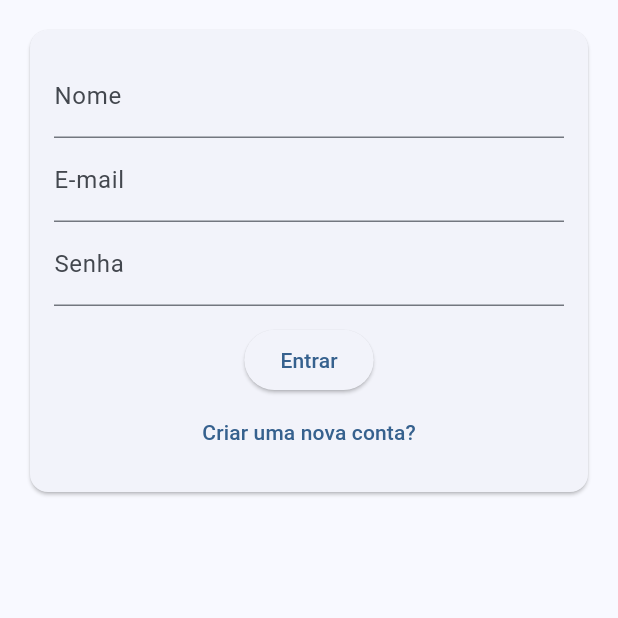
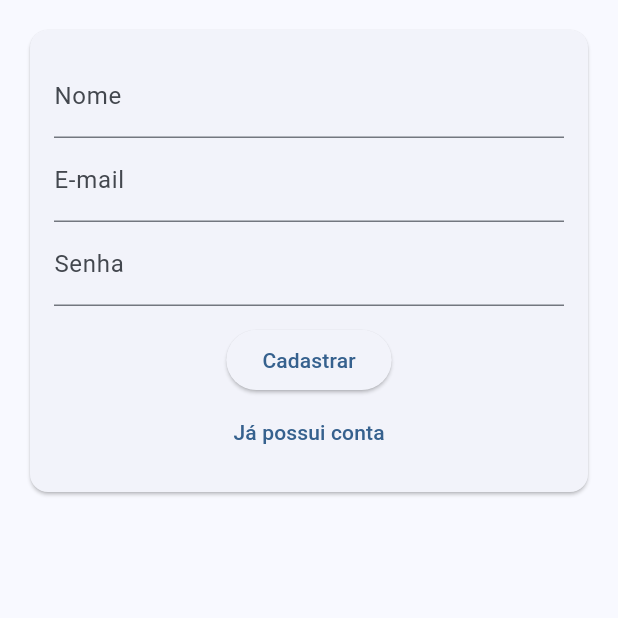
Before and after one commit to LucasFagundesWielewski/chat_app, a Flutter app: the AuthPage screen opened directly, after a tap on "Criar uma nova conta?", on a phone screen of 412 x 824 dp, the top half of it. Run offline on Flutter 3.47's test engine with Material 3 defaults, Android fonts, the phone set to English and light mode, and no system bars.

Commit message:
Enhance AuthForm with signup functionality and improve form handling

```diff
--- a/lib/components/auth_form.dart
+++ b/lib/components/auth_form.dart
@@ -26,24 +26,44 @@ class _AuthFormState extends State<AuthForm> {
           key: _formKey,
           child: Column(
             children: [
+              if (_formData.isSignup)
+                TextFormField(
+                  key: const ValueKey('name'),
+                  initialValue: _formData.name,
+                  onChanged: (name) => _formData.name = name,
+                  decoration: const InputDecoration(labelText: 'Nome'),
+                ),
               TextFormField(
-                decoration: const InputDecoration(labelText: 'Nome'),
-              ),
-              TextFormField(
+                key: const ValueKey('email'),
+                initialValue: _formData.email,
+                onChanged: (email) => _formData.email = email,
                 decoration: const InputDecoration(labelText: 'E-mail'),
               ),
               TextFormField(
+                key: const ValueKey('password'),
+                initialValue: _formData.password,
+                onChanged: (password) => _formData.password = password,
                 obscureText: true,
                 decoration: const InputDecoration(labelText: 'Senha'),
               ),
               const SizedBox(height: 12),
               ElevatedButton(
-                onPressed: () {},
-                child: const Text('Entrar'),
+                onPressed: _submit,
+                child: Text(
+                  _formData.isLogin ? 'Entrar' : 'Cadastrar',
+                ),
               ),
               TextButton(
-                onPressed: () {},
-                child: const Text('Criar uma nova conta?'),
+                onPressed: () {
+                  setState(() {
+                    _formData.toggleAuthMode();
+                  });
+                },
+                child: Text(
+                  _formData.isLogin
+                      ? 'Criar uma nova conta?'
+                      : 'Já possui conta',
+                ),
               ),
             ],
           ),
--- a/lib/models/auth_form_data.dart
+++ b/lib/models/auth_form_data.dart
@@ -7,7 +7,7 @@ class AuthFormData {
   String email = '';
   String password = '';
   File? image;
-  final AuthMode _mode = AuthMode.Login;
+  AuthMode _mode = AuthMode.Login;
 
   bool get isLogin {
     return _mode == AuthMode.Login;
```
Also changed, not shown: 1 other file.
